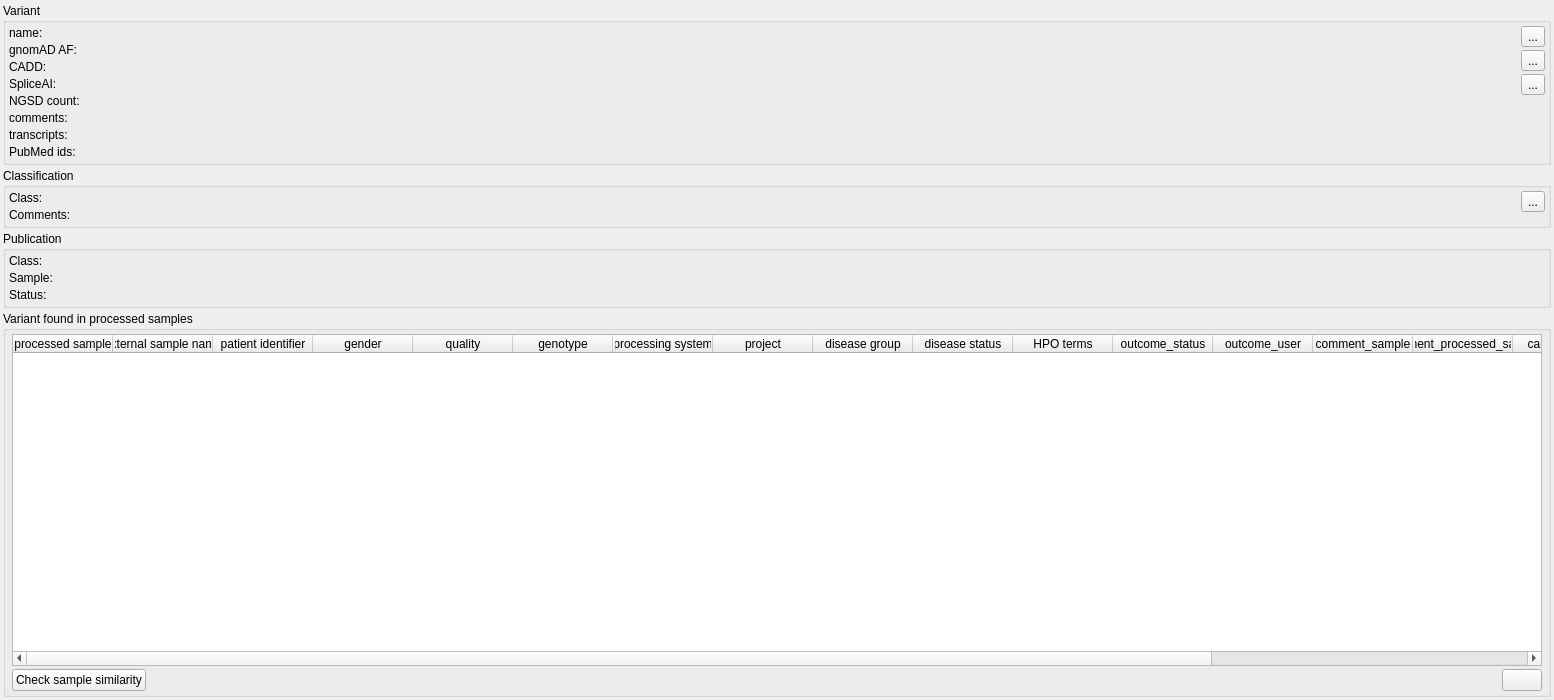
imgag/ngs-bits, file src/GSvar/VariantWidget.ui: the form before one commit.
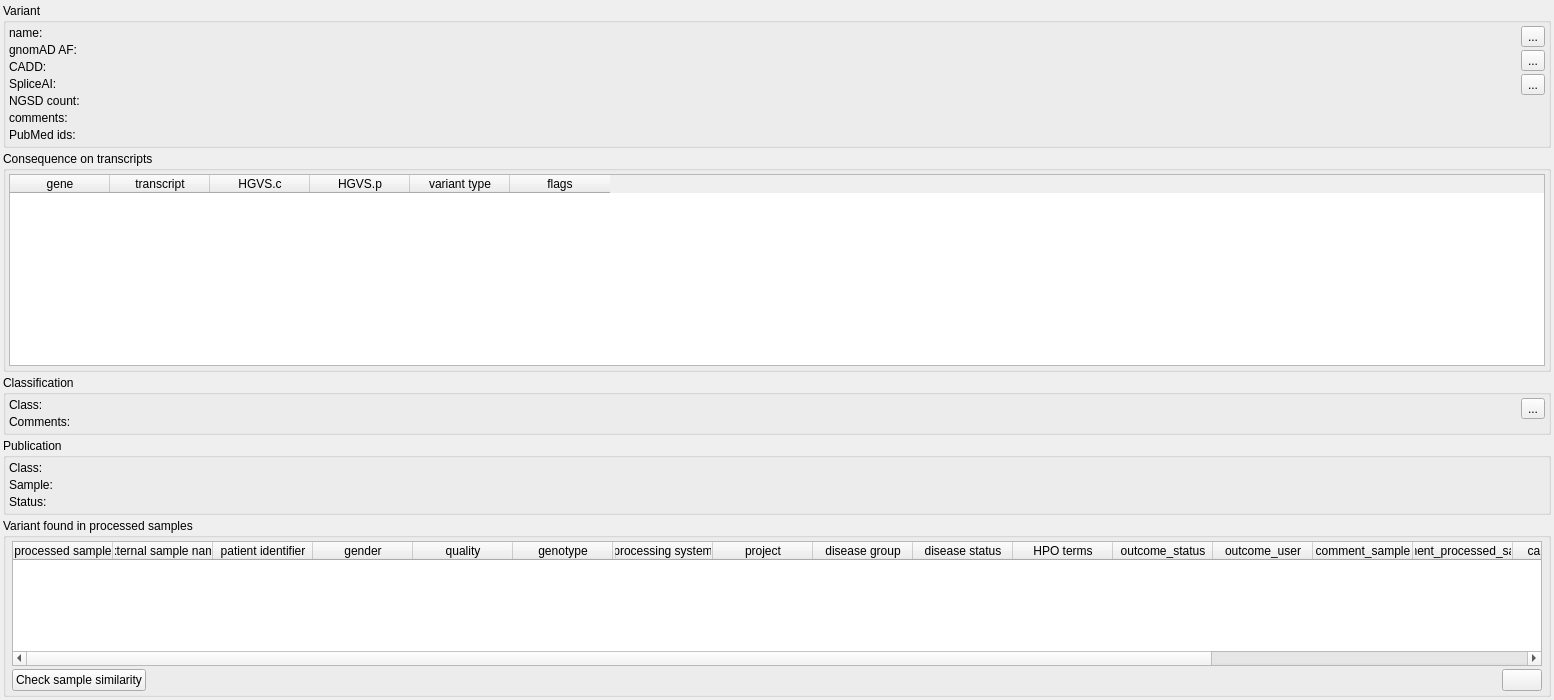
The form after the commit. Icons and pictures are not drawn.

Commit message: GSvar - variant tab: variant consequence on transcripts now shown as table.

The edit to the form file:
```diff
--- a/src/GSvar/VariantWidget.ui
+++ b/src/GSvar/VariantWidget.ui
@@ -19,7 +19,7 @@
   <property name="windowTitle">
    <string>Form</string>
   </property>
-  <layout class="QVBoxLayout" name="verticalLayout" stretch="0,0,0,1">
+  <layout class="QVBoxLayout" name="verticalLayout" stretch="0,0,0,0,1">
    <property name="spacing">
     <number>3</number>
    </property>
@@ -209,29 +209,6 @@
          </widget>
         </item>
         <item row="6" column="0">
-         <widget class="QLabel" name="label_6">
-          <property name="text">
-           <string>transcripts:</string>
-          </property>
-          <property name="alignment">
-           <set>Qt::AlignLeading|Qt::AlignLeft|Qt::AlignTop</set>
-          </property>
-         </widget>
-        </item>
-        <item row="6" column="1">
-         <widget class="QLabel" name="transcripts">
-          <property name="text">
-           <string/>
-          </property>
-          <property name="wordWrap">
-           <bool>true</bool>
-          </property>
-          <property name="textInteractionFlags">
-           <set>Qt::LinksAccessibleByMouse|Qt::TextSelectableByMouse</set>
-          </property>
-         </widget>
-        </item>
-        <item row="7" column="0">
          <widget class="QLabel" name="label_12">
           <property name="text">
            <string>PubMed ids:</string>
@@ -241,7 +218,7 @@
           </property>
          </widget>
         </item>
-        <item row="7" column="1">
+        <item row="6" column="1">
          <widget class="QLabel" name="pubmed">
           <property name="text">
            <string/>
@@ -327,6 +304,76 @@
      </layout>
     </widget>
    </item>
+   <item>
+    <widget class="QGroupBox" name="groupBox_5">
+     <property name="title">
+      <string>Consequence on transcripts</string>
+     </property>
+     <property name="flat">
+      <bool>true</bool>
+     </property>
+     <layout class="QVBoxLayout" name="verticalLayout_5">
+      <property name="spacing">
+       <number>3</number>
+      </property>
+      <property name="leftMargin">
+       <number>3</number>
+      </property>
+      <property name="topMargin">
+       <number>3</number>
+      </property>
+      <property name="rightMargin">
+       <number>3</number>
+      </property>
+      <property name="bottomMargin">
+       <number>3</number>
+      </property>
+      <item>
+       <widget class="QTableWidget" name="transcripts">
+        <property name="selectionMode">
+         <enum>QAbstractItemView::SingleSelection</enum>
+        </property>
+        <property name="selectionBehavior">
+         <enum>QAbstractItemView::SelectItems</enum>
+        </property>
+        <attribute name="verticalHeaderVisible">
+         <bool>false</bool>
+        </attribute>
+        <column>
+         <property name="text">
+          <string>gene</string>
+         </property>
+        </column>
+        <column>
+         <property name="text">
+          <string>transcript</string>
+         </property>
+        </column>
+        <column>
+         <property name="text">
+          <string>HGVS.c</string>
+         </property>
+        </column>
+        <column>
+         <property name="text">
+          <string>HGVS.p</string>
+         </property>
+        </column>
+        <column>
+         <property name="text">
+          <string>variant type</string>
+         </property>
+        </column>
+        <column>
+         <property name="text">
+          <string>flags</string>
+         </property>
+        </column>
+       </widget>
+      </item>
+     </layout>
+    </widget>
+   </item>
    <item>
     <widget class="QGroupBox" name="groupBox_3">
      <property name="sizePolicy">
```
The commit also changes 5 other files.
